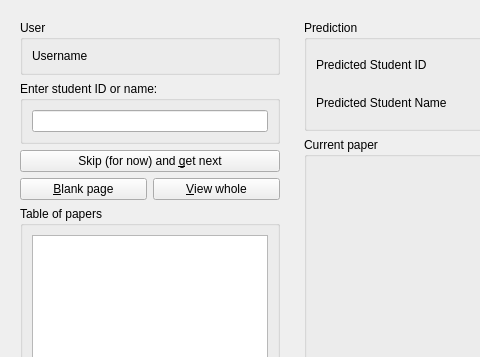
The window that qtCreatorFiles/ui_identify.ui (plomgrading/plom) describes before a commit, drawn with Qt 5; both pictures show x 0 to 480 and y 0 to 357 of the 1000 by 600 pixel window.
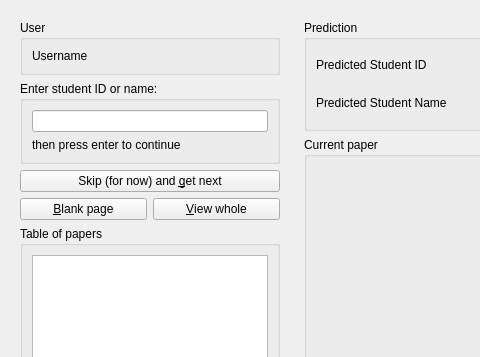
The same window after the commit.

Commit message: Added instruction-label under id-entry box

```diff
--- a/qtCreatorFiles/ui_identify.ui
+++ b/qtCreatorFiles/ui_identify.ui
@@ -240,6 +240,13 @@
          <item row="0" column="0" colspan="2">
           <widget class="QLineEdit" name="idEdit"/>
          </item>
+         <item row="1" column="0">
+          <widget class="QLabel" name="label">
+           <property name="text">
+            <string>then press enter to continue</string>
+           </property>
+          </widget>
+         </item>
         </layout>
        </widget>
       </item>
```
The commit also changes 1 other file.
